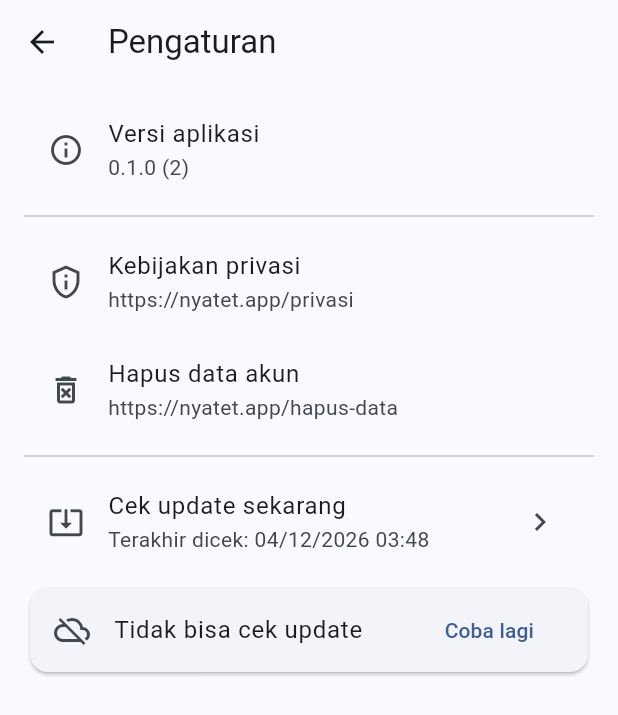
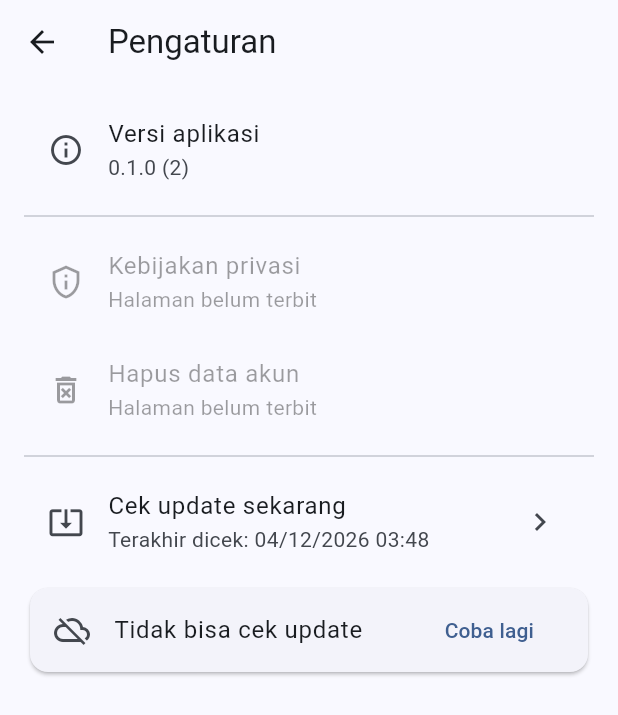
Before and after one commit to dwikyfarid/nyatet, a Flutter app: the screen it shows after launch, after a tap on the "settings" icon, on a phone screen of 412 x 824 dp. Shown: the top 715 px of the screen. Run offline on Flutter 3.47's test engine with Material 3 defaults, Android fonts, the phone set to English and light mode, and no system bars; our stand-ins replace connectivity_plus, drift, flutter_riverpod, package_info_plus, shared_preferences; missing offline and left inert: workmanager; accounts and stored records are empty; generated files the repository leaves out were written again; network calls fail.

Commit message:
fix: tautan legal satu perilaku tanpa flag (D-45)
- hapus kLinksLive/linksLiveProvider/kLinksPendingMessage dan halaman in-app
  'Halaman belum terbit'; tidak ada dua jalur perilaku
- AppLinks.privacyPolicy/deleteData KOSONG sampai halaman terbit; URL kosong →
  baris nonaktif dengan alasan 'Halaman belum terbit'
- URL terisi (tanpa ubah UI) → ketukan membuka browser ACTION_VIEW lewat
  url_launcher LaunchMode.externalApplication
- uji: resolve('') → disabled beralasan; resolve('https://…') → openBrowser dan
  launcher ter-inject dipanggil dengan URI itu; baris nonaktif tidak memanggil
  launcher; build play tidak membangun layanan update (P2)

Co-authored-by: OpenBot <335604065+openbotgit[bot]@users.noreply.github.com>

```diff
--- a/lib/config/app_links.dart
+++ b/lib/config/app_links.dart
@@ -1,12 +1,12 @@
-/// Tautan publik aplikasi. Nilai sementara: halaman belum terbit.
-/// Ganti di satu tempat ini saja — jangan hardcode URL di widget (F9/F12).
+/// Tautan publik aplikasi (D-45). Satu perilaku, tanpa flag build:
+/// - URL kosong = halaman belum terbit → baris nonaktif + alasan tertulis.
+/// - URL diisi (tanpa mengubah kode UI) = ketukan membuka browser ACTION_VIEW.
+///
+/// Ganti nilai di satu tempat ini saja; jangan hardcode URL di widget (F9/F12).
 class AppLinks {
   const AppLinks._();
 
-  static const String privacyPolicy = 'https://nyatet.app/privasi';
-  static const String deleteData = 'https://nyatet.app/hapus-data';
-
-  /// Halaman belum terbit → aplikasi menampilkan penjelasan jujur, bukan
-  /// membuka tautan yang mati tanpa keterangan.
-  static const Set<String> notPublishedYet = {privacyPolicy, deleteData};
+  /// Kosong sampai halaman benar-benar terbit (D-45).
+  static const String privacyPolicy = '';
+  static const String deleteData = '';
 }
--- a/lib/ui/legal_links.dart
+++ b/lib/ui/legal_links.dart
@@ -1,45 +1,28 @@
 import 'package:flutter_riverpod/flutter_riverpod.dart';
 import 'package:url_launcher/url_launcher.dart';
 
-/// `LINKS_LIVE=true` (build-time) menandai URL legal sudah final. Sebelum itu
-/// ketukan hanya memberi pemberitahuan jujur — tidak membuka halaman palsu.
-const bool kLinksLive = bool.fromEnvironment('LINKS_LIVE', defaultValue: false);
-
-/// Bisa di-override di uji.
-final linksLiveProvider = Provider<bool>((ref) => kLinksLive);
-
+/// Bisa di-override di uji supaya tidak benar-benar membuka browser.
 final legalLauncherProvider = Provider<Future<bool> Function(Uri)>(
   (ref) => (uri) => launchUrl(uri, mode: LaunchMode.externalApplication),
 );
 
-const String kLinksPendingMessage = 'Halaman belum terbit — URL final belum ada';
+enum LegalLinkAction { openBrowser, disabled }
 
-enum LegalLinkAction {
-  /// Buka browser (intent ACTION_VIEW).
-  openBrowser,
-
-  /// Tautan belum final: tampilkan pemberitahuan, jangan buka apa pun.
-  showPendingNotice,
-
-  /// URL kosong/tidak sah: baris nonaktif dengan alasan.
-  disabled,
-}
-
+/// Satu aturan untuk tautan legal (D-45): tanpa flag, tanpa halaman pengganti.
 class LegalLinkState {
   const LegalLinkState({required this.action, this.reason});
 
   final LegalLinkAction action;
   final String? reason;
 
-  bool get enabled => action != LegalLinkAction.disabled;
+  bool get enabled => action == LegalLinkAction.openBrowser;
 
-  /// Aturan tunggal, dipakai widget dan uji.
-  static LegalLinkState resolve(String url, {required bool live}) {
+  static LegalLinkState resolve(String url) {
     final value = url.trim();
     if (value.isEmpty) {
       return const LegalLinkState(
         action: LegalLinkAction.disabled,
-        reason: 'Tautan belum diisi pada build ini',
+        reason: 'Halaman belum terbit',
       );
     }
     final uri = Uri.tryParse(value);
@@ -49,22 +32,18 @@ class LegalLinkState {
         reason: 'Tautan tidak valid (harus http/https)',
       );
     }
-    return LegalLinkState(
-      action: live ? LegalLinkAction.openBrowser : LegalLinkAction.showPendingNotice,
-      reason: live ? null : kLinksPendingMessage,
-    );
+    return const LegalLinkState(action: LegalLinkAction.openBrowser);
   }
 }
 
-/// Membuka URL di browser lewat intent ACTION_VIEW. Saat `live=false`,
-/// launcher TIDAK dipanggil sama sekali.
+/// Membuka URL di browser lewat intent ACTION_VIEW. Mengembalikan false bila
+/// tautan belum siap atau peluncur gagal — tidak ada jalur halaman in-app.
 Future<bool> openLegalUrl(
   String url, {
-  required bool live,
   Future<bool> Function(Uri)? launcher,
 }) async {
-  final state = LegalLinkState.resolve(url, live: live);
-  if (state.action != LegalLinkAction.openBrowser) return false;
+  final state = LegalLinkState.resolve(url);
+  if (!state.enabled) return false;
   final launch = launcher ??
       (u) => launchUrl(u, mode: LaunchMode.externalApplication);
   try {
--- a/lib/ui/screens/settings_screen.dart
+++ b/lib/ui/screens/settings_screen.dart
@@ -204,9 +204,8 @@ class _SettingsScreenState extends ConsumerState<SettingsScreen> {
 }
 
 
-/// Satu baris tautan legal. `LINKS_LIVE=true` → buka browser (intent
-/// ACTION_VIEW) dengan URL dari [AppLinks]; selain itu ketukan hanya memberi
-/// pemberitahuan jujur, bukan halaman in-app.
+/// Satu baris tautan legal (D-45). URL kosong → baris nonaktif dengan alasan;
+/// URL terisi → membuka browser lewat intent ACTION_VIEW.
 class _LegalRow extends ConsumerWidget {
   const _LegalRow({
     required this.icon,
@@ -220,27 +219,17 @@ class _LegalRow extends ConsumerWidget {
 
   @override
   Widget build(BuildContext context, WidgetRef ref) {
-    final live = ref.watch(linksLiveProvider);
-    final state = LegalLinkState.resolve(url, live: live);
-    final shownUrl = url.trim().isEmpty ? 'Tautan belum diisi' : url;
+    final state = LegalLinkState.resolve(url);
 
     return ListTile(
       leading: Icon(icon),
       title: Text(title),
-      subtitle: Text(state.enabled ? shownUrl : (state.reason ?? shownUrl)),
-      trailing: state.action == LegalLinkAction.openBrowser
-          ? const Icon(Icons.open_in_new)
-          : null,
+      subtitle: Text(state.enabled ? url : (state.reason ?? 'Halaman belum terbit')),
+      trailing: state.enabled ? const Icon(Icons.open_in_new) : null,
       enabled: state.enabled,
       onTap: !state.enabled
           ? null
           : () async {
-              if (state.action == LegalLinkAction.showPendingNotice) {
-                ScaffoldMessenger.of(context).showSnackBar(
-                  SnackBar(content: Text(state.reason ?? kLinksPendingMessage)),
-                );
-                return;
-              }
               final opened =
                   await ref.read(legalLauncherProvider)(Uri.parse(url.trim()));
               if (!opened && context.mounted) {
```
Also changed, not shown: 2 other files.
